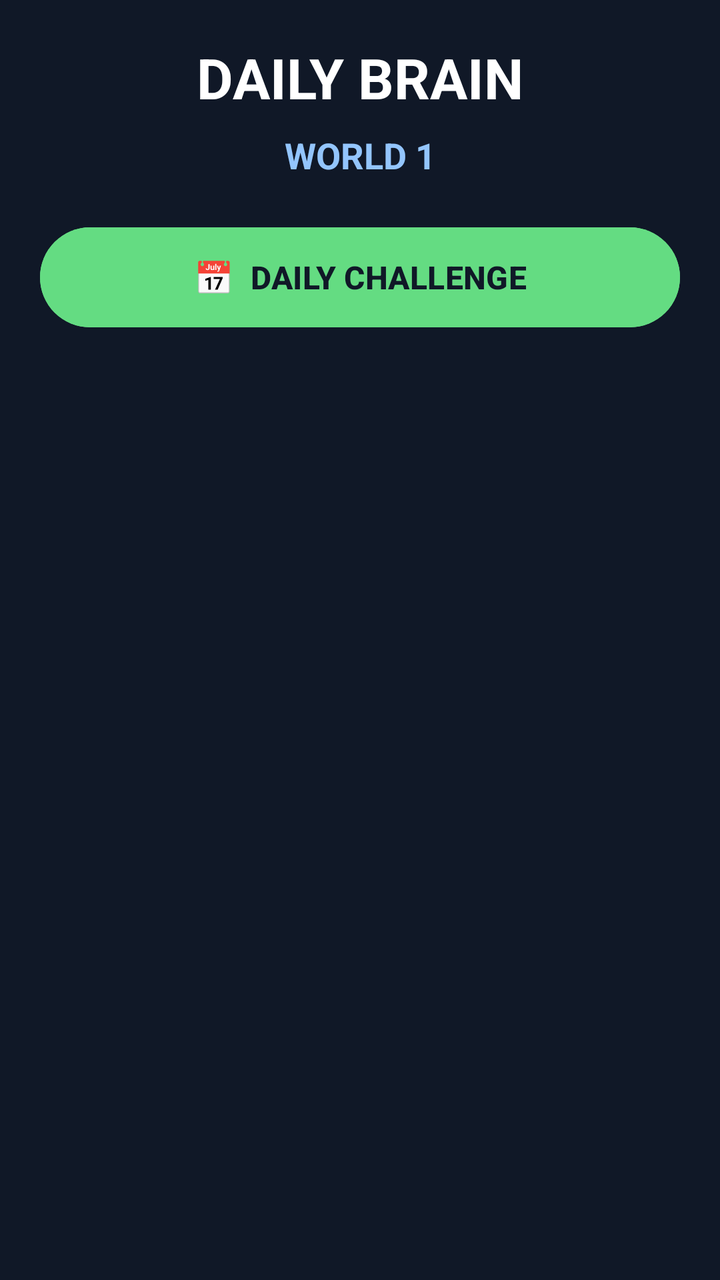
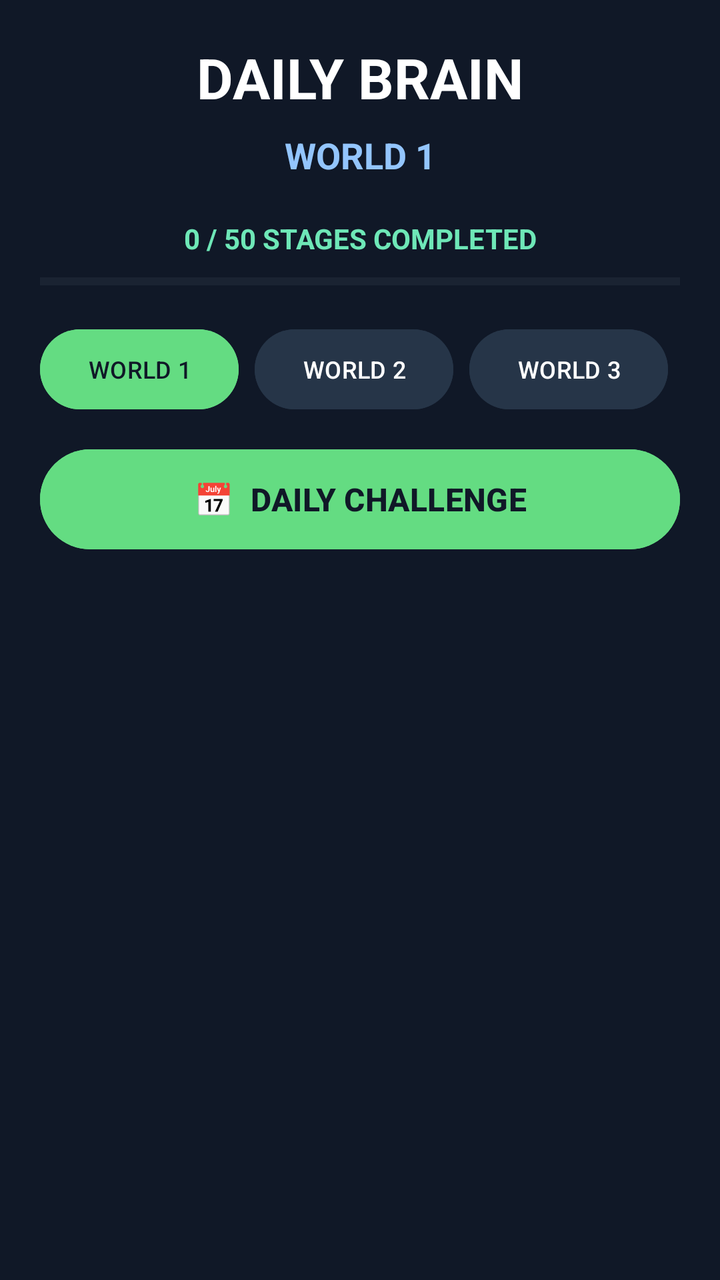

Before-and-after screenshots of an Android layout around one commit, followed by the original layout XML and the change that was made.
<!-- AndroidManifest.xml: application theme Theme.DailyBrain -->
<!-- res/layout/activity_stage_selection.xml -->
<?xml version="1.0" encoding="utf-8"?>
<LinearLayout
    xmlns:android="http://schemas.android.com/apk/res/android"
    android:layout_width="match_parent"
    android:layout_height="match_parent"
    android:orientation="vertical"
    android:background="#101827"
    android:padding="20dp">

    <TextView
        android:layout_width="match_parent"
        android:layout_height="wrap_content"
        android:text="DAILY BRAIN"
        android:textColor="#FFFFFF"
        android:textSize="28sp"
        android:textStyle="bold"
        android:gravity="center" />

    <TextView
        android:layout_width="match_parent"
        android:layout_height="wrap_content"
        android:text="WORLD 1"
        android:textColor="#93C5FD"
        android:textSize="18sp"
        android:textStyle="bold"
        android:gravity="center"
        android:layout_marginTop="8dp"
        android:layout_marginBottom="20dp" />

    <Button
        android:id="@+id/dailyChallengeButton"
        android:layout_width="match_parent"
        android:layout_height="58dp"
        android:text="📅  DAILY CHALLENGE"
        android:textAllCaps="false"
        android:textSize="16sp"
        android:textStyle="bold"
        android:textColor="#101827"
        android:backgroundTint="#64DC82"
        android:layout_marginBottom="20dp" />

    <GridLayout
        android:id="@+id/stageGrid"
        android:layout_width="match_parent"
        android:layout_height="wrap_content"
        android:columnCount="3"
        android:rowCount="4"
        android:alignmentMode="alignMargins"
        android:useDefaultMargins="true" />

</LinearLayout>
<!-- resources referenced by this layout -->
<resources>
  <style name="Theme.DailyBrain" parent="Base.Theme.DailyBrain" />
  <style name="Base.Theme.DailyBrain" parent="Theme.Material3.DayNight.NoActionBar">
          
          
      </style>
</resources>

<!-- the commit's change to res/layout/activity_stage_selection.xml (unified diff, before → after) -->
@@ -17,6 +17,7 @@
         android:gravity="center" />
 
     <TextView
+        android:id="@+id/worldTitleText"
         android:layout_width="match_parent"
         android:layout_height="wrap_content"
         android:text="WORLD 1"
@@ -26,6 +27,89 @@
         android:gravity="center"
         android:layout_marginTop="8dp"
         android:layout_marginBottom="20dp" />
+
+    <TextView
+        android:id="@+id/stageProgressText"
+        android:layout_width="match_parent"
+        android:layout_height="wrap_content"
+        android:text="0 / 50 STAGES COMPLETED"
+        android:textColor="#6EE7B7"
+        android:textSize="14sp"
+        android:textStyle="bold"
+        android:gravity="center"
+        android:layout_marginBottom="8dp" />
+
+    <ProgressBar
+        android:id="@+id/stageProgressBar"
+        style="?android:attr/progressBarStyleHorizontal"
+        android:layout_width="match_parent"
+        android:layout_height="8dp"
+        android:max="50"
+        android:progress="0"
+        android:progressTint="#6EE7B7"
+        android:progressBackgroundTint="#374151"
+        android:layout_marginBottom="16dp" />
+
+    <HorizontalScrollView
+        android:layout_width="match_parent"
+        android:layout_height="wrap_content"
+        android:scrollbars="none"
+        android:layout_marginBottom="12dp">
+
+        <LinearLayout
+            android:layout_width="wrap_content"
+            android:layout_height="wrap_content"
+            android:orientation="horizontal">
+
+            <Button
+                android:id="@+id/world1Button"
+                android:layout_width="wrap_content"
+                android:layout_height="48dp"
+                android:text="WORLD 1"
+                android:textAllCaps="false"
+                android:textSize="12sp"
+                android:minWidth="0dp"
+                android:layout_marginEnd="8dp"
+                android:backgroundTint="#64DC82"
+                android:textColor="#101827" />
+
+            <Button
+                android:id="@+id/world2Button"
+                android:layout_width="wrap_content"
+                android:layout_height="48dp"
+                android:text="WORLD 2"
+                android:textAllCaps="false"
+                android:textSize="12sp"
+                android:minWidth="0dp"
+                android:layout_marginEnd="8dp"
+                android:backgroundTint="#263548"
+                android:textColor="#FFFFFF" />
+
+            <Button
+                android:id="@+id/world3Button"
+                android:layout_width="wrap_content"
+                android:layout_height="48dp"
+                android:text="WORLD 3"
+                android:textAllCaps="false"
+                android:textSize="12sp"
+                android:minWidth="0dp"
+                android:layout_marginEnd="8dp"
+                android:backgroundTint="#263548"
+                android:textColor="#FFFFFF" />
+
+            <Button
+                android:id="@+id/world4Button"
+                android:layout_width="wrap_content"
+                android:layout_height="48dp"
+                android:text="WORLD 4"
+                android:textAllCaps="false"
+                android:textSize="12sp"
+                android:minWidth="0dp"
+                android:backgroundTint="#263548"
+                android:textColor="#FFFFFF" />
+
+        </LinearLayout>
+    </HorizontalScrollView>
 
     <Button
         android:id="@+id/dailyChallengeButton"
@@ -37,15 +121,23 @@
         android:textStyle="bold"
         android:textColor="#101827"
         android:backgroundTint="#64DC82"
-        android:layout_marginBottom="20dp" />
+        android:layout_marginBottom="12dp" />
 
-    <GridLayout
-        android:id="@+id/stageGrid"
+    <ScrollView
         android:layout_width="match_parent"
-        android:layout_height="wrap_content"
-        android:columnCount="3"
-        android:rowCount="4"
-        android:alignmentMode="alignMargins"
-        android:useDefaultMargins="true" />
+        android:layout_height="0dp"
+        android:layout_weight="1"
+        android:fillViewport="true"
+        android:clipToPadding="false">
+
+        <GridLayout
+            android:id="@+id/stageGrid"
+            android:layout_width="match_parent"
+            android:layout_height="wrap_content"
+            android:columnCount="3"
+            android:alignmentMode="alignMargins"
+            android:useDefaultMargins="true" />
+
+    </ScrollView>
 
 </LinearLayout>
